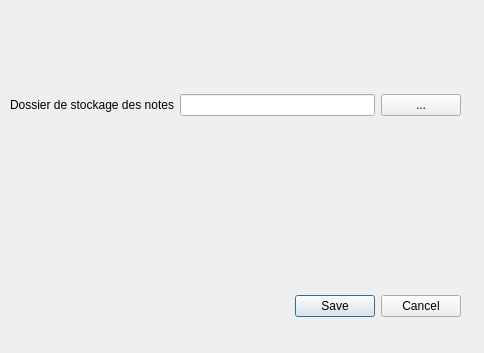
tmarcille/LO21_Plurinotes, file SettingsDialog.ui: the form before one commit.
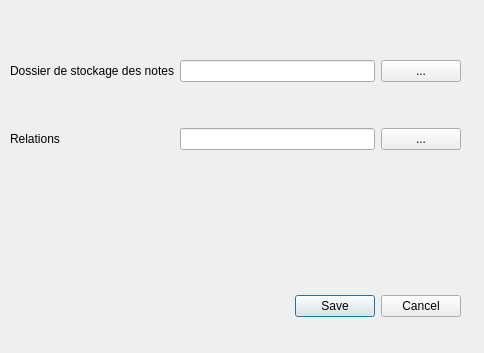
The form after the commit.

Commit message:
Merge remote-tracking branch 'refs/remotes/origin/Relations'
# Conflicts:
#	NoteManager.cpp
#	NoteManager.h
#	Notes.cpp
#	Notes.h
#	PluriNotes.cpp
#	PluriNotes.h
#	PluriNotes.pro
#	PluriNotes.ui
#	debug/NoteManager.o
#	debug/Notes.o
#	debug/PluriNotes.exe
#	debug/PluriNotes.o
#	debug/main.o
#	debug/moc_PluriNotes.o
#	debug/nouvellenote.o
#	nouvellenote.cpp
#	nouvellenote.h
#	ui_PluriNotes.h
#	ui_nouvellenote.h

```diff
--- a/SettingsDialog.ui
+++ b/SettingsDialog.ui
@@ -46,6 +46,9 @@
       </property>
      </widget>
     </item>
+    <item row="0" column="1">
+     <widget class="QLineEdit" name="lineEdit"/>
+    </item>
     <item row="0" column="0">
      <widget class="QLabel" name="label">
       <property name="text">
@@ -53,8 +56,22 @@
       </property>
      </widget>
     </item>
-    <item row="0" column="1">
-     <widget class="QLineEdit" name="lineEdit"/>
+    <item row="1" column="0">
+     <widget class="QLabel" name="label_2">
+      <property name="text">
+       <string>Relations</string>
+      </property>
+     </widget>
+    </item>
+    <item row="1" column="1">
+     <widget class="QLineEdit" name="lineEdit_2"/>
+    </item>
+    <item row="1" column="2">
+     <widget class="QPushButton" name="pushButton_2">
+      <property name="text">
+       <string>...</string>
+      </property>
+     </widget>
     </item>
    </layout>
   </widget>
```
The commit also changes 52 other files.
